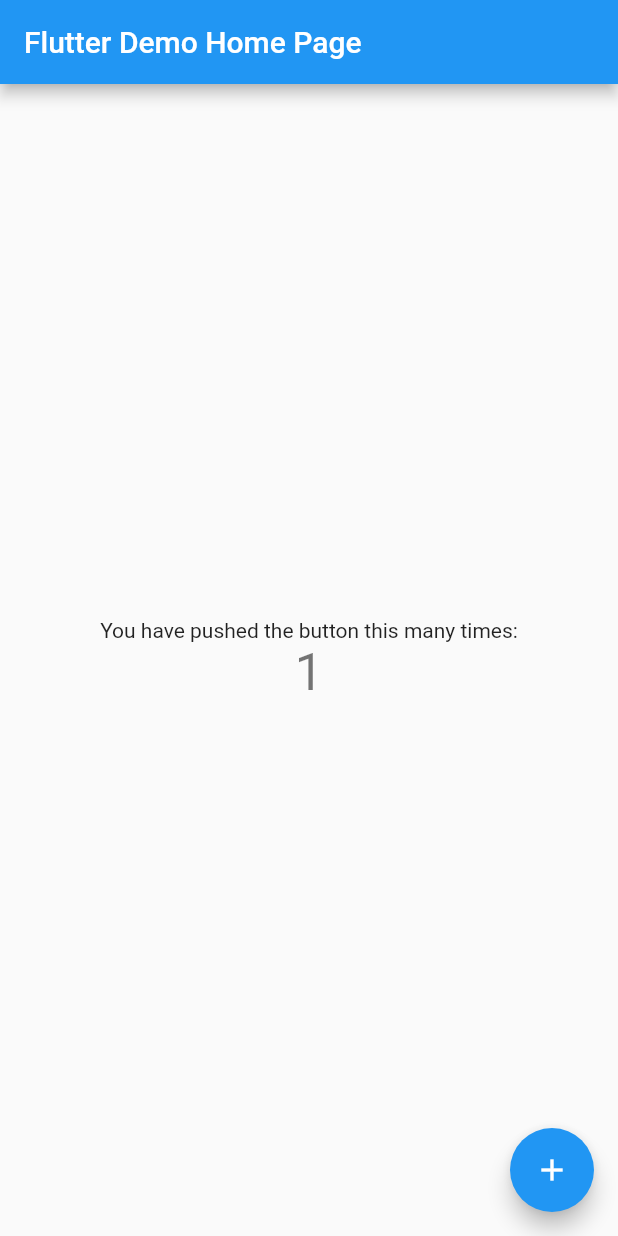
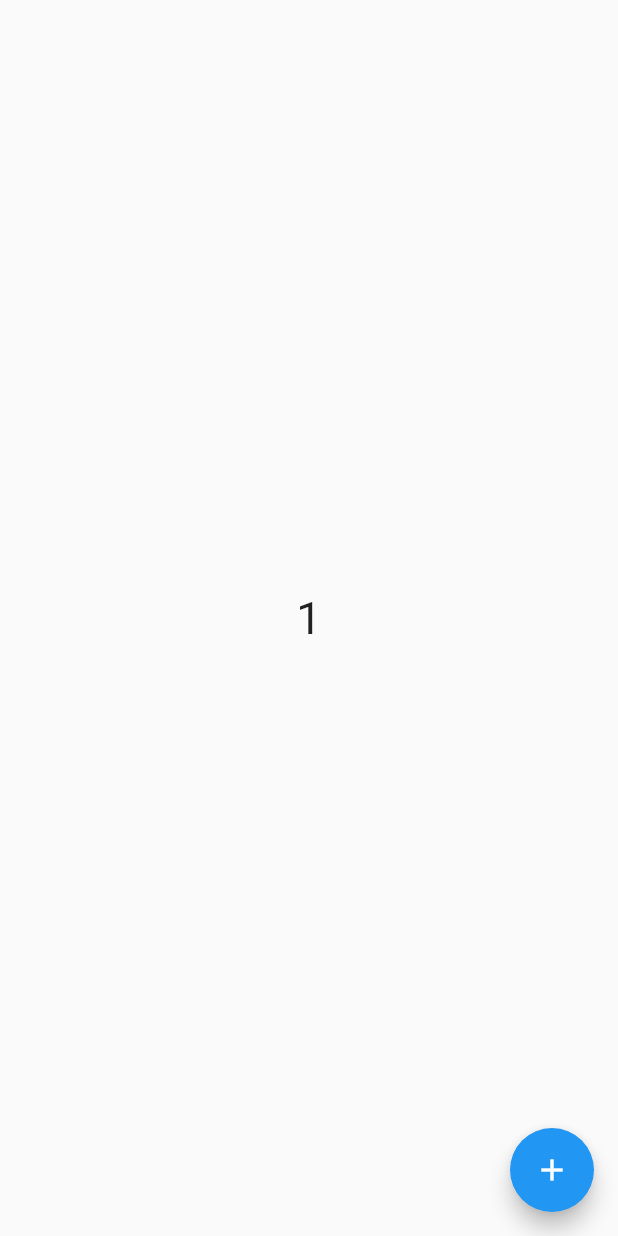
Before and after one commit to leoCardosoDev/flutter_getx_contador, a Flutter app: the screen it shows after launch, after a tap on the "add" icon, on a phone screen of 412 x 824 dp. Run offline on Flutter 3.47's test engine with Material 2 defaults, Android fonts, the phone set to English and light mode, and no system bars; our stand-ins replace get.

Commit message:
feat: add counter to HomeController

```diff
--- /dev/null
+++ b/lib/controllers/home_controller.dart
@@ -0,0 +1,12 @@
+import 'package:get/get.dart';
+
+class HomeController extends GetxController {
+  int _counter = 0;
+
+  int get counter => _counter;
+
+  void increment() {
+    this._counter++;
+    update();
+  }
+}
--- a/lib/main.dart
+++ b/lib/main.dart
@@ -1,11 +1,11 @@
 import 'package:flutter/material.dart';
+import 'package:flutter_getx_esp_contador/pages/home_page.dart';
 
 void main() {
   runApp(MyApp());
 }
 
 class MyApp extends StatelessWidget {
-  // This widget is the root of your application.
   @override
   Widget build(BuildContext context) {
     return MaterialApp(
@@ -14,53 +14,7 @@ class MyApp extends StatelessWidget {
         primarySwatch: Colors.blue,
         visualDensity: VisualDensity.adaptivePlatformDensity,
       ),
-      home: MyHomePage(title: 'Flutter Demo Home Page'),
+      home: HomePage(),
     );
   }
 }
-
-class MyHomePage extends StatefulWidget {
-  MyHomePage({Key key, this.title}) : super(key: key);
-  final String title;
-
-  @override
-  _MyHomePageState createState() => _MyHomePageState();
-}
-
-class _MyHomePageState extends State<MyHomePage> {
-  int _counter = 0;
-
-  void _incrementCounter() {
-    setState(() {
-      _counter++;
-    });
-  }
-
-  @override
-  Widget build(BuildContext context) {
-    return Scaffold(
-      appBar: AppBar(
-        title: Text(widget.title),
-      ),
-      body: Center(
-        child: Column(
-          mainAxisAlignment: MainAxisAlignment.center,
-          children: <Widget>[
-            Text(
-              'You have pushed the button this many times:',
-            ),
-            Text(
-              '$_counter',
-              style: Theme.of(context).textTheme.headline4,
-            ),
-          ],
-        ),
-      ),
-      floatingActionButton: FloatingActionButton(
-        onPressed: _incrementCounter,
-        tooltip: 'Increment',
-        child: Icon(Icons.add),
-      ),
-    );
-  }
-}
--- /dev/null
+++ b/lib/pages/home_page.dart
@@ -0,0 +1,25 @@
+import 'package:flutter/material.dart';
+import 'package:flutter_getx_esp_contador/controllers/home_controller.dart';
+import 'package:get/state_manager.dart';
+
+class HomePage extends StatelessWidget {
+  final HomeController _controller = HomeController();
+  @override
+  Widget build(BuildContext context) {
+    return GetBuilder<HomeController>(
+      init: _controller,
+      builder: (_) => Scaffold(
+        body: Center(
+          child: Text(
+            _.counter.toString(),
+            style: TextStyle(fontSize: 30),
+          ),
+        ),
+        floatingActionButton: FloatingActionButton(
+          onPressed: _.increment,
+          child: Icon(Icons.add),
+        ),
+      ),
+    );
+  }
+}
--- a/pubspec.yaml
+++ b/pubspec.yaml
@@ -28,6 +28,7 @@ dependencies:
   # The following adds the Cupertino Icons font to your application.
   # Use with the CupertinoIcons class for iOS style icons.
   cupertino_icons: ^1.0.0
+  get: ^3.24.0
 
 dev_dependencies:
   flutter_test:
```
Also changed, not shown: pubspec.lock, 1 other file.
